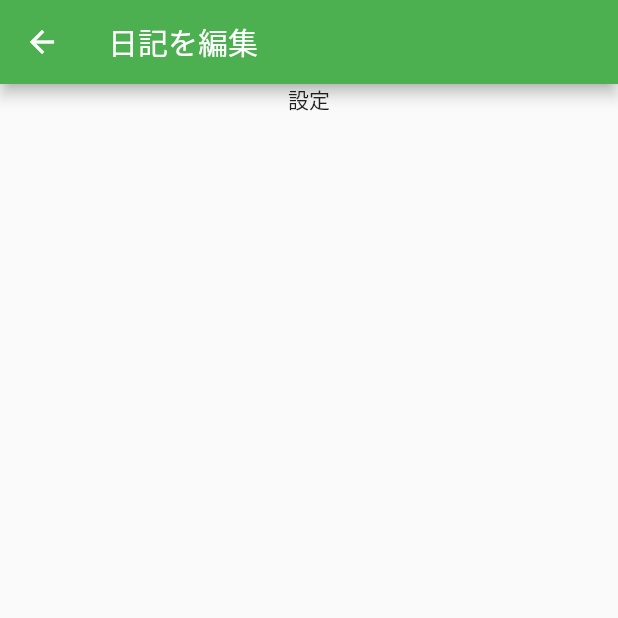
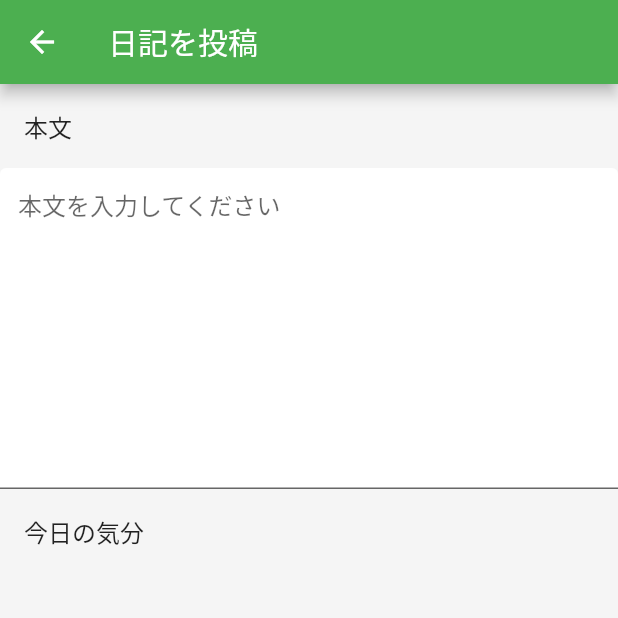
Before and after one commit to suusan2go/familog-app, a Flutter app: the DiaryEntryForm screen opened directly, on a phone screen of 412 x 824 dp, the top half of it. Run offline on Flutter 3.47's test engine with Material 2 defaults, Android fonts, the phone set to English and light mode, and no system bars; network calls fail.

Commit message:
本文記載まで完了

```diff
--- a/lib/presentation/diary_entry_form.dart
+++ b/lib/presentation/diary_entry_form.dart
@@ -1,19 +1,46 @@
 import 'package:flutter/material.dart';
 import 'package:flutter/widgets.dart';
 
-class DiaryEntryForm extends StatelessWidget {
+class DiaryEntryForm extends StatefulWidget {
+  @override
+  State<StatefulWidget> createState() {
+    return new _DiaryEntryFormState();
+  }
+}
+
+class _DiaryEntryFormState extends State<DiaryEntryForm> {
+  String body;
+
+  void onChangeBody(String body) {
+    this.body = body;
+  }
+
   @override
   Widget build(BuildContext context) {
     return new Scaffold(
       appBar: new AppBar(
         // Here we take the value from the MyHomePage object that was created by
         // the App.build method, and use it to set our appbar title.
-        title: new Text("日記を編集"),
+        title: new Text("日記を投稿"),
       ),
-      body: new Center(
+      body: new Container(
+        color: Colors.grey[100],
         child: new Column(
           children: <Widget>[
-            new Text("設定")
+            new ListTile(
+              title: new Text("本文"),
+            ),
+            new TextFormField(
+              decoration: const InputDecoration(
+                  hintText: '本文を入力してください',
+                filled: true,
+                fillColor: Colors.white
+              ),
+              maxLines: 10,
+            ),
+            new ListTile(
+              title: new Text("今日の気分"),
+            ),
           ],
         ),
       ),
```
